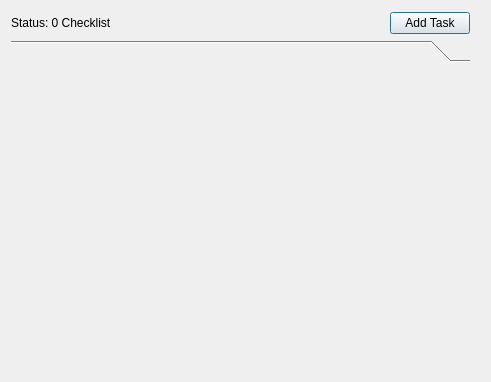
First picture: the form in Board.ui, repository SalmaElBidani/ProgettoListaToDo, before the edit.
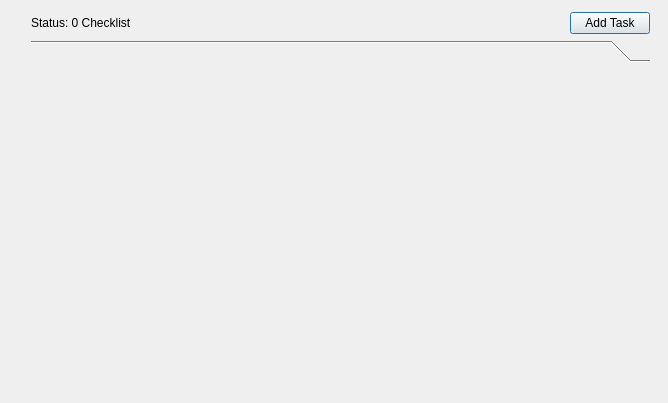
Second picture: the form after the edit.

```diff
--- a/Board.ui
+++ b/Board.ui
@@ -6,20 +6,20 @@
             <rect>
                 <x>0</x>
                 <y>0</y>
-                <width>491</width>
-                <height>382</height>
+                <width>668</width>
+                <height>403</height>
             </rect>
         </property>
         <property name="windowTitle">
             <string>Task</string>
         </property>
-        <widget class="QWidget" name="">
+        <widget class="QWidget" name="layoutWidget">
             <property name="geometry">
                 <rect>
-                    <x>0</x>
+                    <x>20</x>
                     <y>1</y>
-                    <width>481</width>
-                    <height>381</height>
+                    <width>641</width>
+                    <height>401</height>
                 </rect>
             </property>
             <layout class="QGridLayout" name="TaskLayout_3">
@@ -55,8 +55,16 @@
                     </layout>
                 </item>
                 <item row="1" column="0">
-                    <widget class="QToolBox" name="">
-                        <widget class="QWidget" name="Page1_2" native="true">
+                    <widget class="QToolBox" name="toolBox">
+                        <widget class="QWidget" name="Page1_2">
+                            <property name="geometry">
+                                <rect>
+                                    <x>0</x>
+                                    <y>0</y>
+                                    <width>639</width>
+                                    <height>335</height>
+                                </rect>
+                            </property>
                             <attribute name="label">
                                 <string/>
                             </attribute>
```
